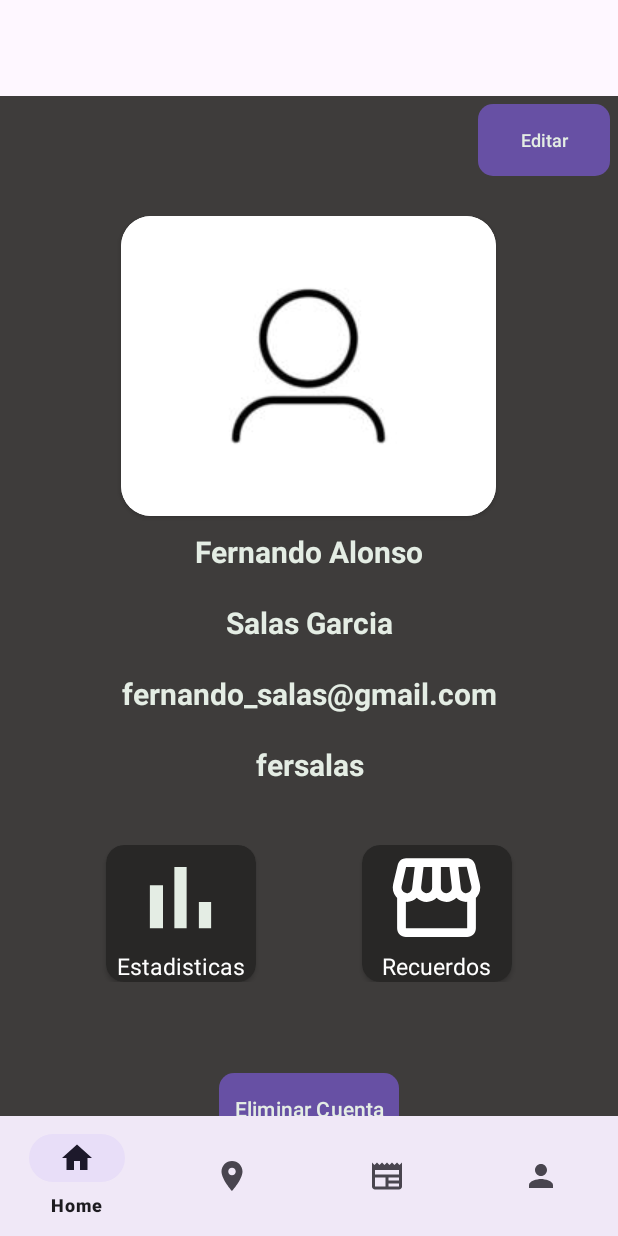
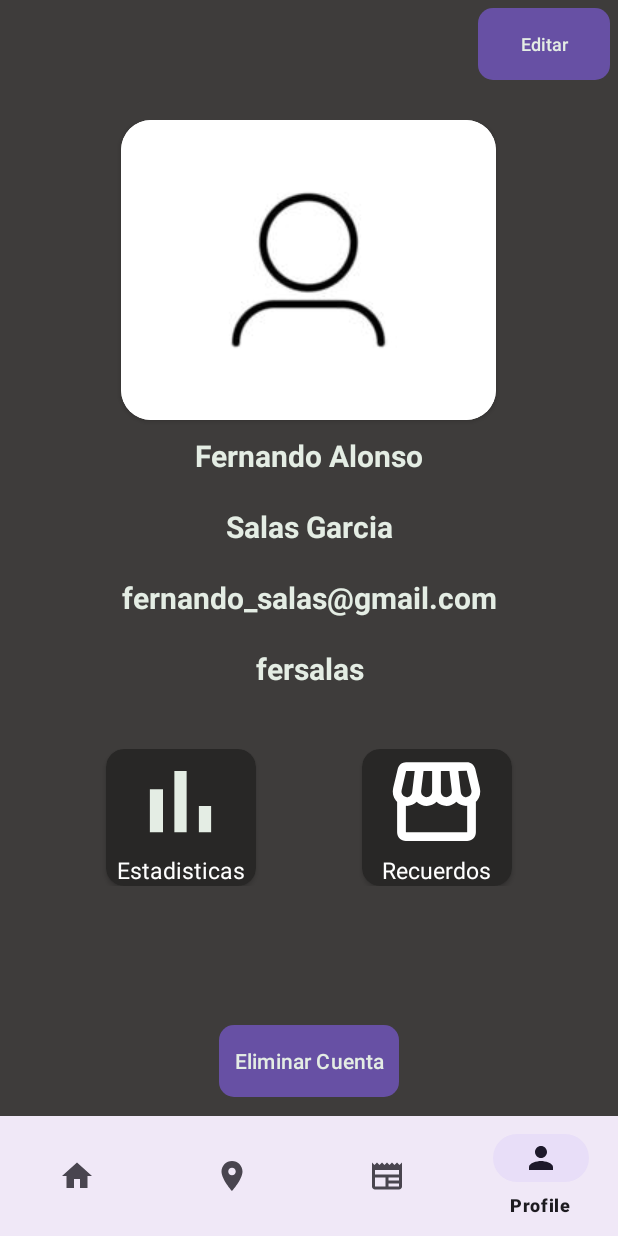
Before and after one commit to alr2804/PRY20231067-Frontend, an Android app: the MainActivity screen opened directly, with no data from a screen before it, item 4 of the bottom bar chosen, on a phone screen of 412 x 824 dp. Run offline under Robolectric (Android 15) with nearby library versions, the phone set to English and light mode, and no system bars; our stand-ins replace navigation-ui; network calls fail; pictures from the network do not load; 2 statements that could not run were skipped.

Commit message:
merge with develop

```diff
--- a/app/build.gradle.kts
+++ b/app/build.gradle.kts
@@ -11,7 +11,7 @@ android {
 
     defaultConfig {
         applicationId = "com.upc.pry20231067"
-        minSdk = 33
+        minSdk = 26
         targetSdk = 34
         versionCode = 1
         versionName = "1.0"
--- a/app/src/main/AndroidManifest.xml
+++ b/app/src/main/AndroidManifest.xml
@@ -51,6 +51,7 @@
         <activity
             android:name=".MainActivity"
             android:exported="true"
+            android:theme="@style/Theme.PRY20231067"
             android:label="@string/app_name">
 
         </activity>
--- a/app/src/main/java/com/upc/pry20231067/MainActivity.kt
+++ b/app/src/main/java/com/upc/pry20231067/MainActivity.kt
@@ -1,8 +1,10 @@
 package com.upc.pry20231067
 
 import android.os.Bundle
+import android.view.View
 import com.google.android.material.bottomnavigation.BottomNavigationView
 import androidx.appcompat.app.AppCompatActivity
+import androidx.appcompat.widget.Toolbar
 import androidx.navigation.findNavController
 import androidx.navigation.ui.AppBarConfiguration
 import androidx.navigation.ui.setupActionBarWithNavController
@@ -21,8 +23,9 @@ class MainActivity : AppCompatActivity() {
 
         val navView: BottomNavigationView = binding.navView
 
-//        val toolbar: Toolbar = binding.toolbar
-//        setSupportActionBar(toolbar)
+        val toolbar: Toolbar = binding.toolbar
+        setSupportActionBar(toolbar)
+
 
         val navController = findNavController(R.id.nav_host_fragment_activity_main)
         // Passing each menu ID as a set of Ids because each
@@ -33,12 +36,10 @@ class MainActivity : AppCompatActivity() {
             )
         )
 
-//        supportActionBar?.hide()
-
 
 
         setupActionBarWithNavController(navController, appBarConfiguration)
         navView.setupWithNavController(navController)
-//        supportActionBar?.hide()
+        supportActionBar?.hide()
     }
 }
--- a/app/src/main/java/com/upc/pry20231067/services/ApiService.kt
+++ b/app/src/main/java/com/upc/pry20231067/services/ApiService.kt
@@ -10,6 +10,7 @@ import com.upc.pry20231067.models.RegisterResponse
 import com.upc.pry20231067.models.ReviewRequest
 import com.upc.pry20231067.models.ReviewResponse
 import com.upc.pry20231067.models.ReviewResponseUnique
+import com.upc.pry20231067.models.ReviewUniqueResponse
 import com.upc.pry20231067.models.UpdateUserRequest
 import com.upc.pry20231067.models.UpdateUserResponse
 import com.upc.pry20231067.models.UserResponse
@@ -38,13 +39,13 @@ interface ApiService {
     fun getReviewByPlaceID(@Path("id") idPlace: String): Call<ReviewResponse>
 
     @POST("reviews")
-    fun createReview(@Body request: ReviewRequest): Call<ReviewResponseUnique>
+    fun createReview(@Body request: ReviewRequest): Call<ReviewUniqueResponse>
 
     @GET("postsForo")
     suspend fun getPostsForo(): Response<PostForoResponse>
 
     @GET("users/{id}")
-    suspend fun getUserByID(@Path("id") userId: String): Response<UserResponseUnique>
+    fun getUserByID(@Path("id") userId: String): Call<UserResponseUnique>
 
     @POST
     fun login(@Url url: String, @Body request: LoginRequest): Call<LoginResponse>
--- a/app/src/main/res/layout/activity_login.xml
+++ b/app/src/main/res/layout/activity_login.xml
@@ -4,8 +4,7 @@
     xmlns:tools="http://schemas.android.com/tools"
     android:id="@+id/container"
     android:layout_width="match_parent"
-    android:layout_height="match_parent"
-    android:paddingTop="?attr/actionBarSize">
+    android:layout_height="match_parent">
 
 
     <androidx.fragment.app.FragmentContainerView
--- a/app/src/main/res/layout/activity_main.xml
+++ b/app/src/main/res/layout/activity_main.xml
@@ -3,8 +3,7 @@
     xmlns:app="http://schemas.android.com/apk/res-auto"
     android:id="@+id/container"
     android:layout_width="match_parent"
-    android:layout_height="match_parent"
-    android:paddingTop="?attr/actionBarSize">
+    android:layout_height="match_parent">
 
 
     <com.google.android.material.bottomnavigation.BottomNavigationView
--- a/app/src/main/res/layout/fragment_register.xml
+++ b/app/src/main/res/layout/fragment_register.xml
@@ -32,7 +32,7 @@
         android:layout_marginTop="10dp"
         android:padding="10dp"
         android:background="@color/white_app"
-        android:hint="@string/input_hint_lastname"
+        android:hint="Apellido"
         android:inputType="text" />
 
     <EditText
--- a/app/src/main/res/values-night/themes.xml
+++ b/app/src/main/res/values-night/themes.xml
@@ -1,6 +1,6 @@
 <resources xmlns:tools="http://schemas.android.com/tools">
     <!-- Base application theme. -->
-    <style name="Theme.PRY20231067" parent="Theme.MaterialComponents.DayNight.DarkActionBar">
+    <style name="Theme.PRY20231067" parent="Theme.MaterialComponents.NoActionBar">
         <!-- Primary brand color. -->
         <item name="colorPrimary">@color/purple_200</item>
         <item name="colorPrimaryVariant">@color/purple_700</item>
--- a/app/src/main/res/values/themes.xml
+++ b/app/src/main/res/values/themes.xml
@@ -1,6 +1,6 @@
 <resources xmlns:tools="http://schemas.android.com/tools">
     <!-- Base application theme. -->
-    <style name="Theme.PRY20231067" parent="Theme.MaterialComponents.DayNight.DarkActionBar">
+    <style name="Theme.PRY20231067" parent="Theme.MaterialComponents.NoActionBar">
         <!-- Primary brand color. -->
         <item name="colorPrimary">@color/purple_500</item>
         <item name="colorPrimaryVariant">@color/purple_700</item>
```
Also changed, not shown: app/src/main/java/com/upc/pry20231067/models/ReviewUniqueResponse.kt (added, +9 -0 lines), app/src/main/java/com/upc/pry20231067/ui/login/RegisterFragment.kt (+8 -1 lines), app/src/main/java/com/upc/pry20231067/ui/profile/ProfileFragment.kt (+21 -11 lines), app/src/main/java/com/upc/pry20231067/ui/reviews/AddReviewFragment.kt (+7 -3 lines), app/src/main/res/layout/fragment_souvenir.xml (+3 -4 lines).
